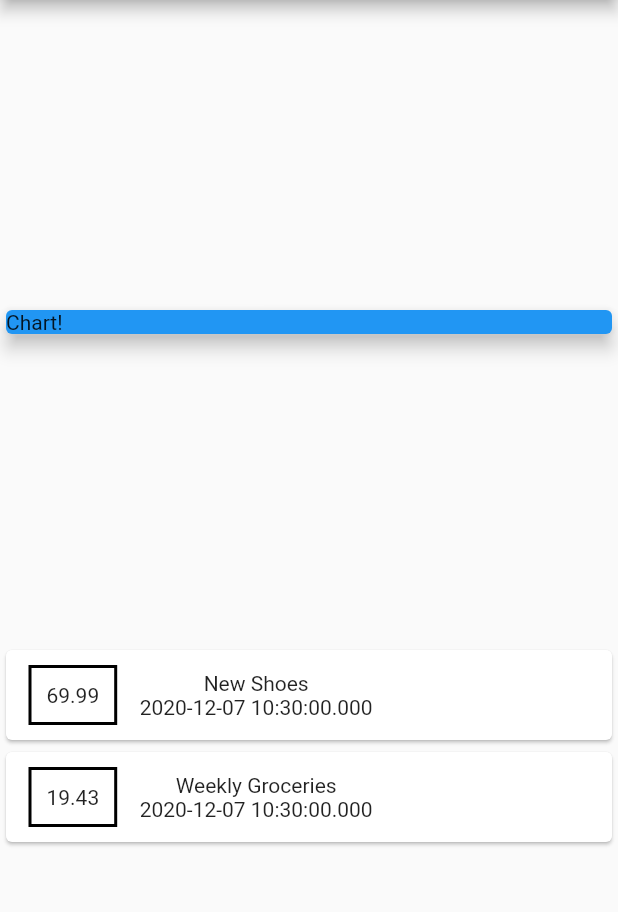
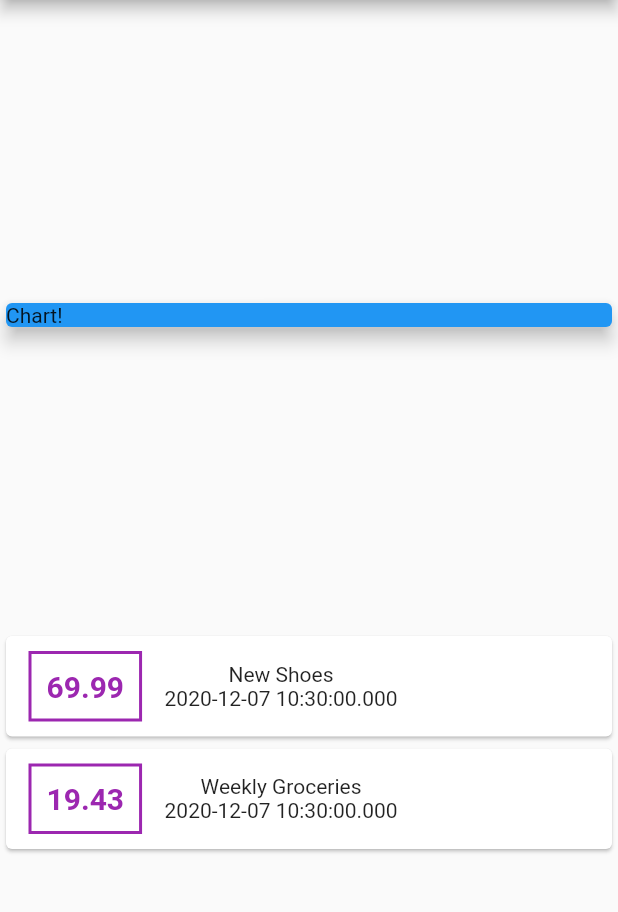
Before and after one commit to FadyFawzyOfficial/personal_expense, a Flutter app: the screen it shows after launch, on a phone screen of 412 x 824 dp, the part 84-996 px from its top. Run offline on Flutter 3.47's test engine with Material 2 defaults, Android fonts, the phone set to English and light mode, and no system bars.

Commit message:
07. Styling Text

```diff
--- a/lib/main.dart
+++ b/lib/main.dart
@@ -56,7 +56,14 @@ class MyHomePage extends StatelessWidget {
                       child: Row(
                         children: [
                           Container(
-                            child: Text(transaction.amount.toString()),
+                            child: Text(
+                              transaction.amount.toString(),
+                              style: TextStyle(
+                                fontSize: 20,
+                                fontWeight: FontWeight.bold,
+                                color: Colors.purple,
+                              ),
+                            ),
                             margin: EdgeInsets.symmetric(
                               vertical: 10,
                               horizontal: 15,
@@ -64,7 +71,7 @@ class MyHomePage extends StatelessWidget {
                             decoration: BoxDecoration(
                               border: Border.all(
                                 width: 2,
-                                color: Colors.black,
+                                color: Colors.purple,
                               ),
                             ),
                             padding: EdgeInsets.all(10),
```
